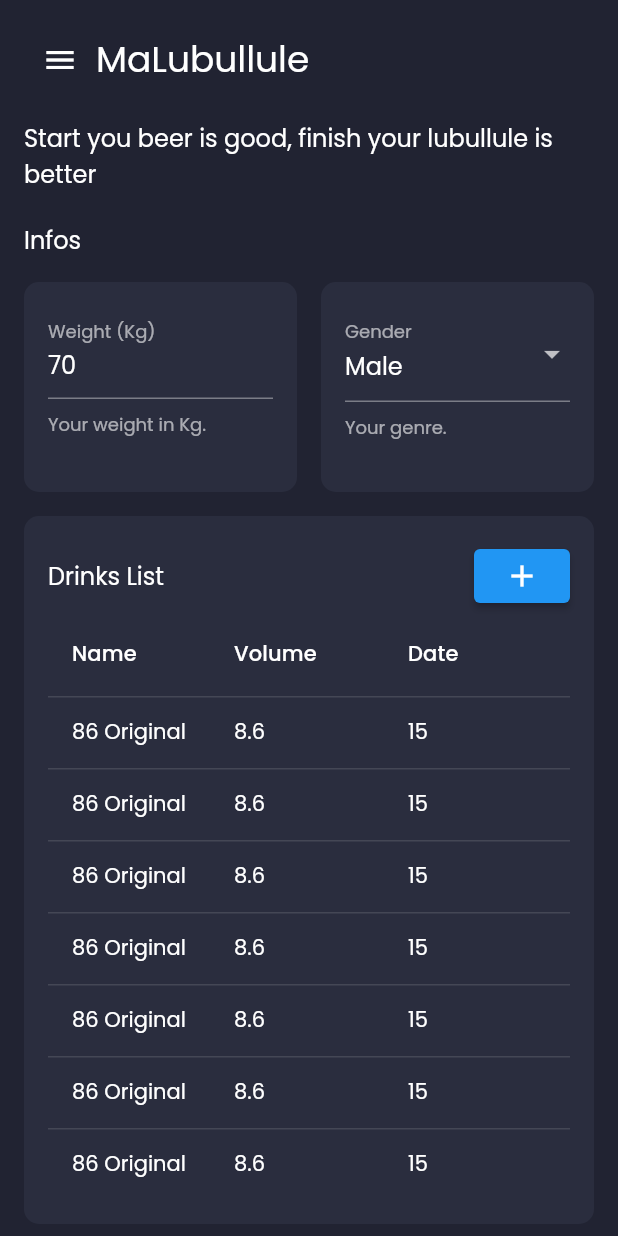
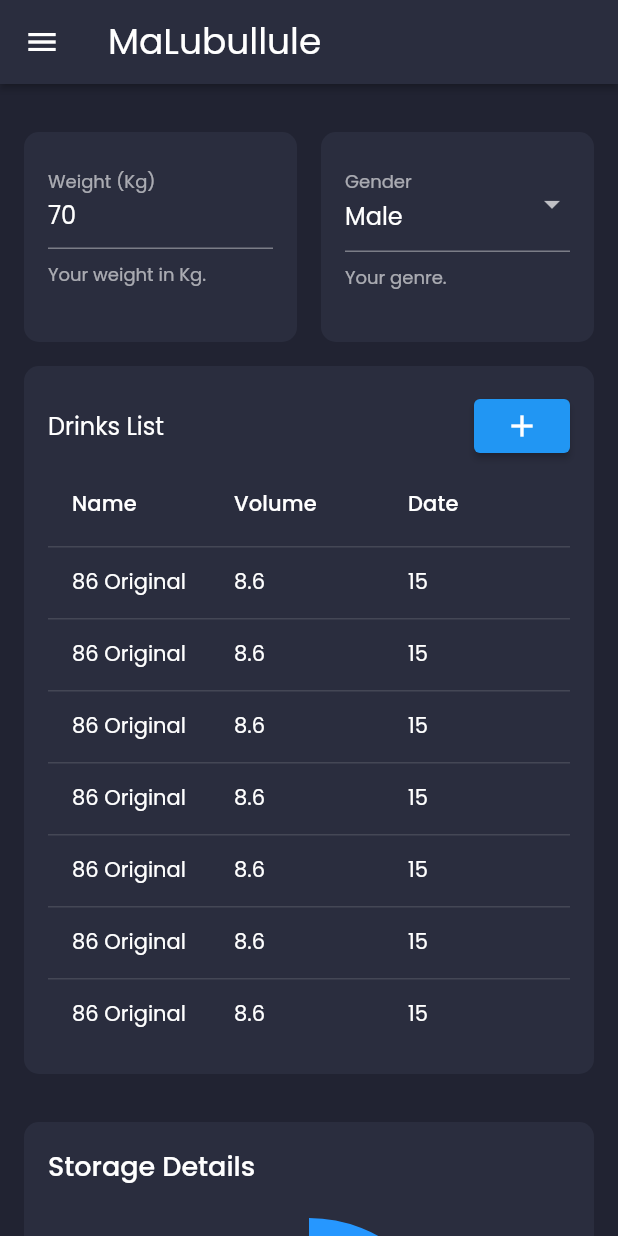
Before and after one commit to ewannpv/-Flutter-Malubullule, a Flutter app: the screen it shows after launch, on a phone screen of 412 x 824 dp. Run offline on Flutter 3.47's test engine with Material 2 defaults, Android fonts, the light colour scheme and no system bars; drawn by our look-alikes of auto_size_text, data_table_2, fl_chart; our stand-ins replace flutter_svg, google_fonts; generated files the repository leaves out were written again.

Commit message:
Adds appBar

```diff
--- a/lib/constants.dart
+++ b/lib/constants.dart
@@ -3,5 +3,6 @@ import 'package:flutter/material.dart';
 const primaryColor = Color(0xFF2697FF);
 const secondaryColor = Color(0xFF2A2D3E);
 const bgColor = Color(0xFF212332);
+const appBarColor = Color(0xFF212332);
 
 const defaultPadding = 16.0;
--- a/lib/l10n/app_en.arb
+++ b/lib/l10n/app_en.arb
@@ -26,5 +26,17 @@
   "genderCardHelperText": "Your genre.",
   "@genderCardHelperText": {
     "description": "Helper Text of the gender text form field."
+  },
+  "drinkListNameText": "Name",
+  "@drinkListNameText": {
+    "description": "Text from the the drink list sheet"
+  },
+  "drinkListVolumeText": "Volume",
+  "@drinkListVolumeText": {
+    "description": "Text from the the drink list sheet"
+  },
+  "drinkListDateText": "Date",
+  "@drinkListDateText": {
+    "description": "Text from the the drink list sheet"
   }
 }
--- a/lib/l10n/app_fr.arb
+++ b/lib/l10n/app_fr.arb
@@ -5,5 +5,8 @@
   "weightCardLabelText": "Poids (Kg)",
   "weightCardHelperText": "Ton poids en Kg.",
   "genderCardLabelText": "Genre",
-  "genderCardHelperText": "Ton genre."
+  "genderCardHelperText": "Ton genre.",
+  "drinkListNameText": "Nom",
+  "drinkListVolumeText": "Volume",
+  "drinkListDateText": "Date"
 }
--- a/lib/main.dart
+++ b/lib/main.dart
@@ -26,6 +26,8 @@ class MyApp extends StatelessWidget {
         textTheme: GoogleFonts.poppinsTextTheme(Theme.of(context).textTheme)
             .apply(bodyColor: Colors.white),
         canvasColor: secondaryColor,
+        brightness: Brightness.dark,
+        primaryColor: primaryColor,
       ),
       localizationsDelegates: const [
         AppLocalizations.delegate,
--- a/lib/screens/dashboard/components/cards_list.dart
+++ b/lib/screens/dashboard/components/cards_list.dart
@@ -14,15 +14,6 @@ class CardsList extends StatelessWidget {
     final Size _size = MediaQuery.of(context).size;
     return Column(
       children: [
-        Row(
-          mainAxisAlignment: MainAxisAlignment.spaceBetween,
-          children: [
-            Text(
-              "Infos",
-              style: Theme.of(context).textTheme.subtitle1,
-            ),
-          ],
-        ),
         const SizedBox(height: defaultPadding),
         Responsive(
           mobile: CardsListGridView(
--- a/lib/screens/dashboard/components/drinks_list.dart
+++ b/lib/screens/dashboard/components/drinks_list.dart
@@ -7,6 +7,7 @@ import '../../../constants.dart';
 import 'package:auto_size_text/auto_size_text.dart';
 import 'package:flutter_gen/gen_l10n/app_localizations.dart';
 import 'package:provider/provider.dart';
+import 'package:flutter_gen/gen_l10n/app_localizations.dart';
 
 class DrinksList extends StatelessWidget {
   const DrinksList({
@@ -46,16 +47,19 @@ class DrinksList extends StatelessWidget {
           DataTable2(
             columnSpacing: defaultPadding,
             horizontalMargin: defaultPadding,
-            columns: const [
+            columns: [
               DataColumn(
-                label: Text("Name"),
+                label: Text(
+                  AppLocalizations.of(context)!.drinkListNameText,
+                ),
               ),
               DataColumn(
-                label: Text("Volume"),
+                label: Text(
+                  AppLocalizations.of(context)!.drinkListVolumeText,
+                ),
               ),
               DataColumn(
-                label: Text("Date"),
-              ),
+                  label: Text(AppLocalizations.of(context)!.drinkListDateText)),
             ],
             rows: List.generate(
               context.watch<DrinksProvider>().getDrinks().length,
--- a/lib/screens/dashboard/components/header.dart
+++ /dev/null
@@ -1,33 +0,0 @@
-import 'package:malubullule/providers/menu_provider.dart';
-import 'package:malubullule/responsive.dart';
-import 'package:flutter/material.dart';
-import 'package:provider/provider.dart';
-import 'package:flutter_gen/gen_l10n/app_localizations.dart';
-
-class Header extends StatelessWidget {
-  const Header({
-    Key? key,
-  }) : super(key: key);
-
-  @override
-  Widget build(BuildContext context) {
-    return Row(
-      children: [
-        if (!Responsive.isDesktop(context))
-          IconButton(
-            icon: const Icon(Icons.menu),
-            onPressed: context.read<MenuProvider>().controlMenu,
-          ),
-        if (!Responsive.isMobile(context))
-          Spacer(flex: Responsive.isDesktop(context) ? 2 : 1),
-        Expanded(
-          child: Text(
-            AppLocalizations.of(context)!.maLubullule,
-            style: Theme.of(context).textTheme.headline5,
-            textAlign: TextAlign.left,
-          ),
-        ),
-      ],
-    );
-  }
-}
--- a/lib/screens/dashboard/components/sub_header.dart
+++ /dev/null
@@ -1,32 +0,0 @@
-import 'package:flutter/material.dart';
-import 'package:flutter_gen/gen_l10n/app_localizations.dart';
-import '../../../constants.dart';
-
-class SubHeader extends StatelessWidget {
-  const SubHeader({
-    Key? key,
-  }) : super(key: key);
-
-  @override
-  Widget build(BuildContext context) {
-    return Column(
-      children: [
-        Row(
-          mainAxisAlignment: MainAxisAlignment.spaceBetween,
-          children: [
-            Expanded(
-              child: Text(
-                AppLocalizations.of(context)!.headerSubtitle,
-                style: Theme.of(context).textTheme.subtitle1,
-              ),
-            ),
-          ],
-        ),
-        const SizedBox(
-          width: defaultPadding,
-          height: 20,
-        ),
-      ],
-    );
-  }
-}
--- a/lib/screens/dashboard/dashboard_screen.dart
+++ b/lib/screens/dashboard/dashboard_screen.dart
@@ -1,10 +1,8 @@
 import 'package:malubullule/responsive.dart';
-import 'package:malubullule/screens/dashboard/components/sub_header.dart';
 import 'package:flutter/material.dart';
-import '../../constants.dart';
+import 'package:malubullule/constants.dart';
 import 'components/cards_list.dart';
 import 'components/drinks_list.dart';
-import 'components/header.dart';
 import 'components/storage_details.dart';
 
 class DashboardScreen extends StatelessWidget {
@@ -17,8 +15,6 @@ class DashboardScreen extends StatelessWidget {
         padding: const EdgeInsets.all(defaultPadding),
         child: Column(
           children: [
-            const Header(),
-            const SizedBox(height: defaultPadding),
             Row(
               crossAxisAlignment: CrossAxisAlignment.start,
               children: [
@@ -26,7 +22,6 @@ class DashboardScreen extends StatelessWidget {
                   flex: 5,
                   child: Column(
                     children: [
-                      const SubHeader(),
                       const CardsList(),
                       const SizedBox(height: defaultPadding),
                       const DrinksList(),
--- a/lib/screens/main/main_screen.dart
+++ b/lib/screens/main/main_screen.dart
@@ -1,9 +1,10 @@
+import 'package:malubullule/constants.dart';
 import 'package:malubullule/providers/menu_provider.dart';
 import 'package:malubullule/responsive.dart';
 import 'package:malubullule/screens/dashboard/dashboard_screen.dart';
 import 'package:flutter/material.dart';
 import 'package:provider/provider.dart';
-
+import 'package:flutter_gen/gen_l10n/app_localizations.dart';
 import 'components/side_menu.dart';
 
 class MainScreen extends StatelessWidget {
@@ -14,6 +15,19 @@ class MainScreen extends StatelessWidget {
     return Scaffold(
       key: context.read<MenuProvider>().scaffoldKey,
       drawer: const SideMenu(),
+      appBar: AppBar(
+        backgroundColor: secondaryColor,
+        elevation: 2,
+        title: Text(
+          AppLocalizations.of(context)!.maLubullule,
+          style: Theme.of(context).textTheme.headline5,
+          textAlign: TextAlign.left,
+        ),
+        leading: IconButton(
+          icon: const Icon(Icons.menu),
+          onPressed: context.read<MenuProvider>().controlMenu,
+        ),
+      ),
       body: SafeArea(
         child: Row(
           crossAxisAlignment: CrossAxisAlignment.start,
--- a/pubspec.yaml
+++ b/pubspec.yaml
@@ -72,6 +72,7 @@ flutter:
   # To add assets to your application, add an assets section, like this:
   assets:
     - assets/images/logo.svg
+    - assets/images/logo_clear.png
 
   # An image asset can refer to one or more resolution-specific "variants", see
   # https://flutter.dev/assets-and-images/#resolution-aware.
```
Also changed, not shown: assets/images/logo_clear.png (added).
